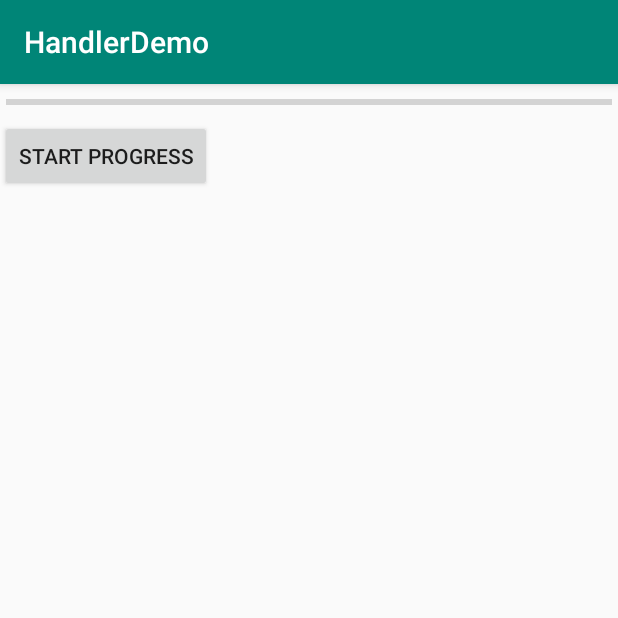
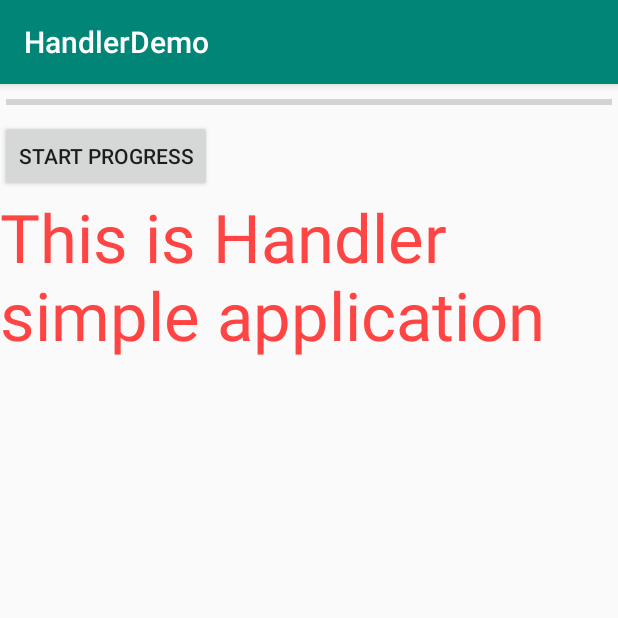
Before and after one commit to Xaqlain/HandlerDemo, an Android app: the screen it shows after launch (MainActivity), on a phone screen of 412 x 824 dp, the top half of it. Run offline under Robolectric (Android 15) with nearby library versions, the phone set to English and light mode, and no system bars.

Commit message:
Changing the textview property

```diff
--- a/app/src/main/res/layout/activity_main.xml
+++ b/app/src/main/res/layout/activity_main.xml
@@ -20,5 +20,11 @@
         android:layout_height="wrap_content"
         android:onClick="startProgress"
         android:text="Start Progress"></Button>
+    <TextView
+        android:layout_width="wrap_content"
+        android:layout_height="wrap_content"
+        android:text="This is Handler simple application"
+        android:textSize="20pt"
+        android:textColor="@android:color/holo_red_light"/>
 
 </LinearLayout>
```
